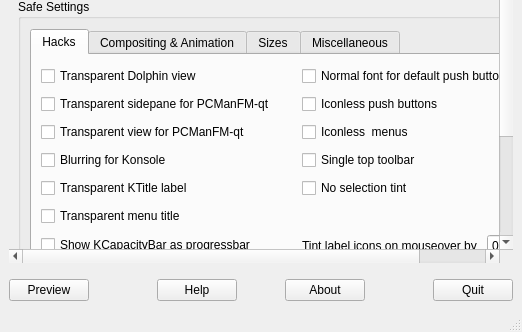
Qt form Kvantum/kvantummanager/kvantummanager.ui (tsujan/Kvantum) before a commit; both pictures show x 0 to 522 and y 167 to 499 of the 522 by 499 pixel window.
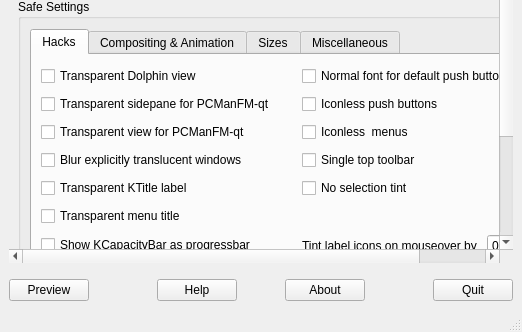
The same form after that commit. The open tabs and pages were chosen to show the change. Icons and pictures are not drawn.

Commit message:
Support for blurring any hard-coded translucency
This generalizes (and replaces) Konsole blurring.

Also don't use dialog bg for frameless windows (like panels)!

Patch:
```diff
--- a/Kvantum/kvantummanager/kvantummanager.ui
+++ b/Kvantum/kvantummanager/kvantummanager.ui
@@ -552,7 +552,7 @@
                   <string>&lt;html&gt;&lt;head/&gt;&lt;body&gt;&lt;p&gt;Blur the regions behind the transparent screens of Konsole and Yakuake if possible?&lt;/p&gt;&lt;p&gt;This needs the KDE blur effect.&lt;/p&gt;&lt;/body&gt;&lt;/html&gt;</string>
                  </property>
                  <property name="text">
-                  <string>Blurring for Konsole</string>
+                  <string>Blur explicitly translucent windows</string>
                  </property>
                 </widget>
                </item>
```
Left out of the diff: 10 changed lines with no effect on the pictures. The commit also changes 29 other files.
